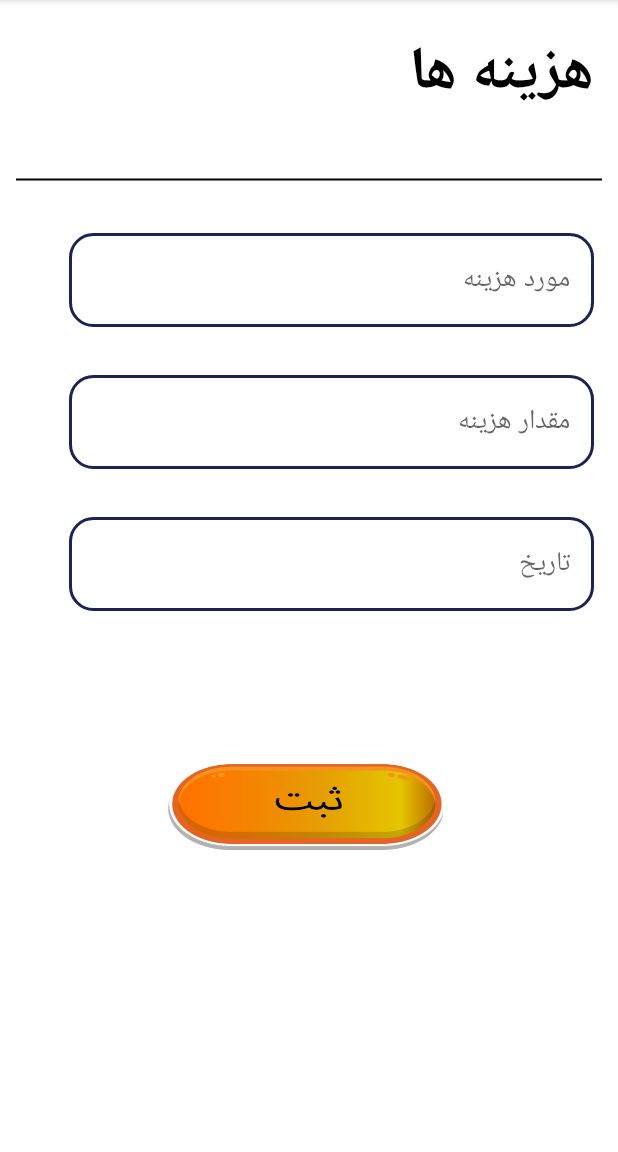
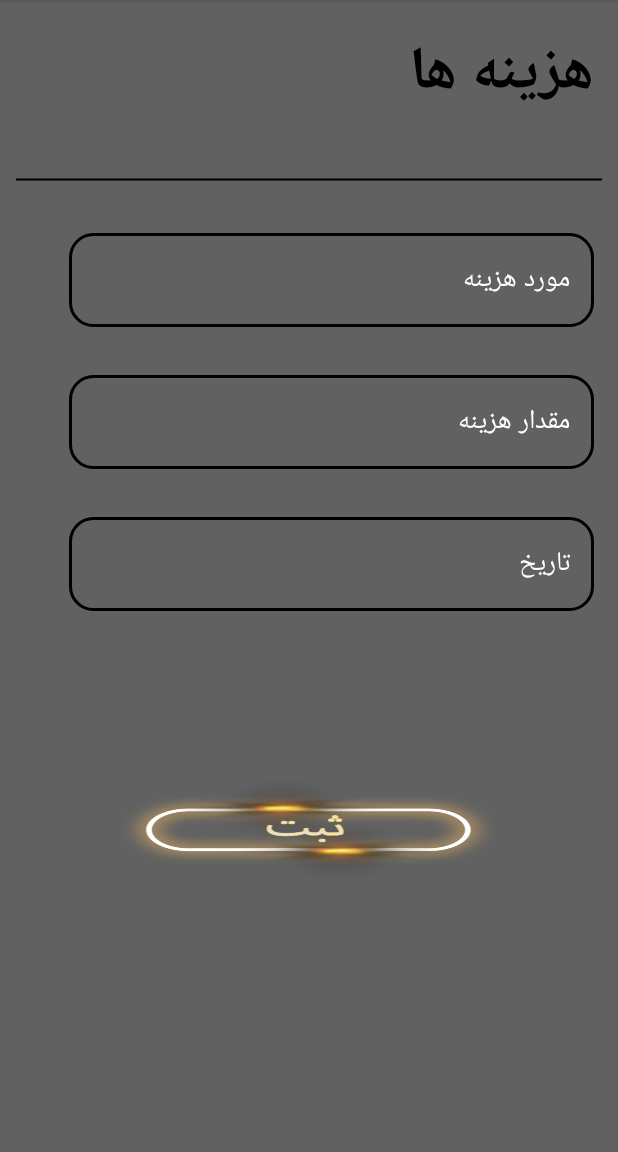
Before and after one commit to Aryas1378/mianBar, an Android app: the CostActivity screen opened directly, with no data from a screen before it, on a phone screen of 412 x 824 dp, the part 84-1236 px from its top. Run offline under Robolectric (Android 15) with nearby library versions, the light colour scheme and no system bars; libraries missing offline, so code that uses them is left out: at.favre.lib; 1 statement that could not run was skipped.

Commit message:
editing is coming

```diff
--- a/app/src/main/res/drawable/edit_text_border.xml
+++ b/app/src/main/res/drawable/edit_text_border.xml
@@ -1,7 +1,7 @@
 <?xml version="1.0" encoding="utf-8"?>
 <shape
     xmlns:android="http://schemas.android.com/apk/res/android">
-    <stroke android:color="#1B2355"
+    <stroke android:color="#000000"
         android:width="@dimen/normal_stroke"
         />
     <corners
--- a/app/src/main/res/layout/activity_cost.xml
+++ b/app/src/main/res/layout/activity_cost.xml
@@ -3,6 +3,7 @@
     xmlns:app="http://schemas.android.com/apk/res-auto"
     xmlns:tools="http://schemas.android.com/tools"
     android:id="@+id/background"
+    android:background="#616161"
     android:layout_width="match_parent"
     android:layout_height="match_parent"
     tools:context=".controller.CostActivity">
@@ -38,6 +39,7 @@
         android:layout_marginTop="@dimen/large_margin"
         android:background="@drawable/edit_text_border"
         android:hint="@string/fee_reason"
+        android:textColorHint="@color/white"
         android:maxLength="@android:integer/config_shortAnimTime"
         android:maxLines="1"
         android:padding="@dimen/normal_margin"
@@ -52,6 +54,7 @@
         android:layout_margin="@dimen/normal_margin"
         android:background="@drawable/edit_text_border"
         android:hint="@string/fee_amont"
+        android:textColorHint="@color/white"
         android:maxLength="@android:integer/config_shortAnimTime"
         android:maxLines="1"
         android:padding="@dimen/normal_margin" />
@@ -65,19 +68,20 @@
         android:layout_margin="@dimen/normal_margin"
         android:background="@drawable/edit_text_border"
         android:hint="@string/date"
+        android:textColorHint="@color/white"
         android:maxLength="@android:integer/config_shortAnimTime"
         android:maxLines="1"
         android:padding="@dimen/normal_margin" />
 
     <ImageButton
         android:id="@+id/savebtn"
-        android:layout_width="200dp"
-        android:layout_height="70dp"
+        android:layout_width="250dp"
+        android:layout_height="100dp"
         android:layout_below="@id/date"
         android:layout_centerHorizontal="true"
         android:layout_marginTop="@dimen/xxxlarge_margin"
         android:shadowRadius="@android:integer/status_bar_notification_info_maxnum"
-        android:background="@drawable/savebtn"
+        android:background="@drawable/save_button"
         />
 
 </RelativeLayout>
```
